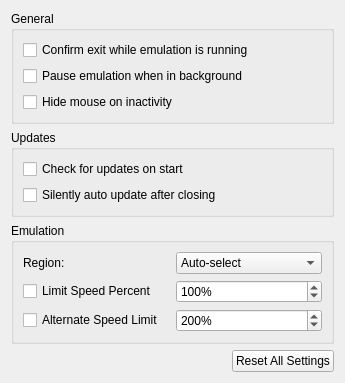
Above: src/citra_qt/configuration/configure_general.ui from B3n30/citra-1 before the change. Below: the same form after it.
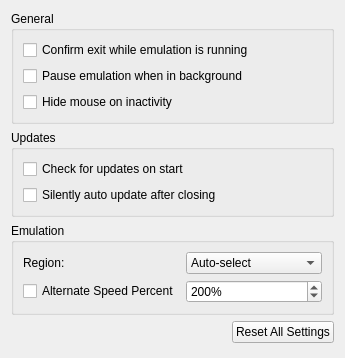
That is the form after the change.

Commit message:
Rewrite to keep only a single QSpinBox
* Second rewrite

* set Unthrottled to 0 in the Qspinbox

* Hotkey for Unthrottle

The edit to the form file:
```diff
--- a/src/citra_qt/configuration/configure_general.ui
+++ b/src/citra_qt/configuration/configure_general.ui
@@ -76,16 +76,9 @@
        </property>
        <layout class="QGridLayout" name="gridLayout">
         <item row="1" column="0">
-         <widget class="QCheckBox" name="toggle_frame_limit">
-          <property name="text">
-           <string>Limit Speed Percent</string>
-          </property>
-         </widget>
-        </item>
-        <item row="2" column="0">
          <widget class="QCheckBox" name="toggle_alternate_speed">
           <property name="text">
-           <string>Alternate Speed Limit</string>
+           <string>Alternate Speed Percent</string>
           </property>
          </widget>
         </item>
@@ -141,28 +134,12 @@
          </widget>
         </item>
         <item row="1" column="1">
-         <widget class="QSpinBox" name="frame_limit">
-          <property name="suffix">
-           <string>%</string>
-          </property>
-          <property name="minimum">
-           <number>1</number>
-          </property>
-          <property name="maximum">
-           <number>9999</number>
-          </property>
-          <property name="value">
-           <number>100</number>
-          </property>
-         </widget>
-        </item>
-        <item row="2" column="1">
          <widget class="QSpinBox" name="frame_limit_alternate">
           <property name="suffix">
            <string>%</string>
           </property>
           <property name="minimum">
-           <number>1</number>
+           <number>0</number>
           </property>
           <property name="maximum">
            <number>9999</number>
@@ -170,6 +147,12 @@
           <property name="value">
            <number>200</number>
           </property>
+          <property name="singleStep">
+           <number>5</number>
+          </property>
+          <property name="specialValueText">
+           <string>Unthrottled</string>
+          </property>
          </widget>
         </item>
        </layout>
```
The commit also changes 9 other files.
